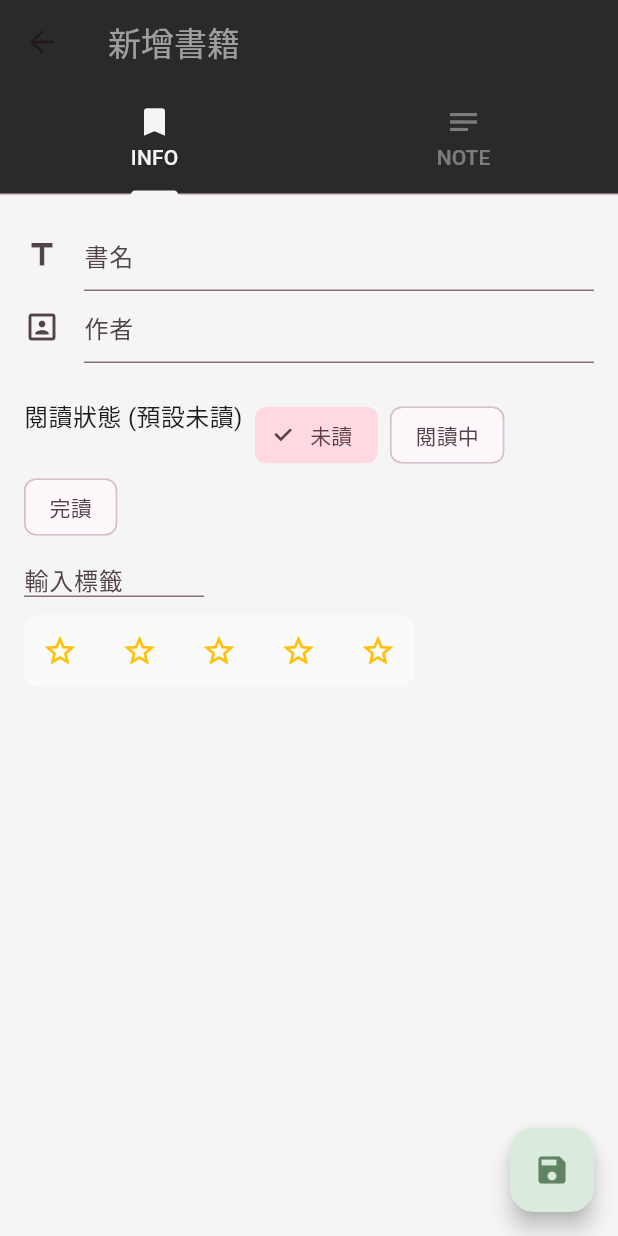
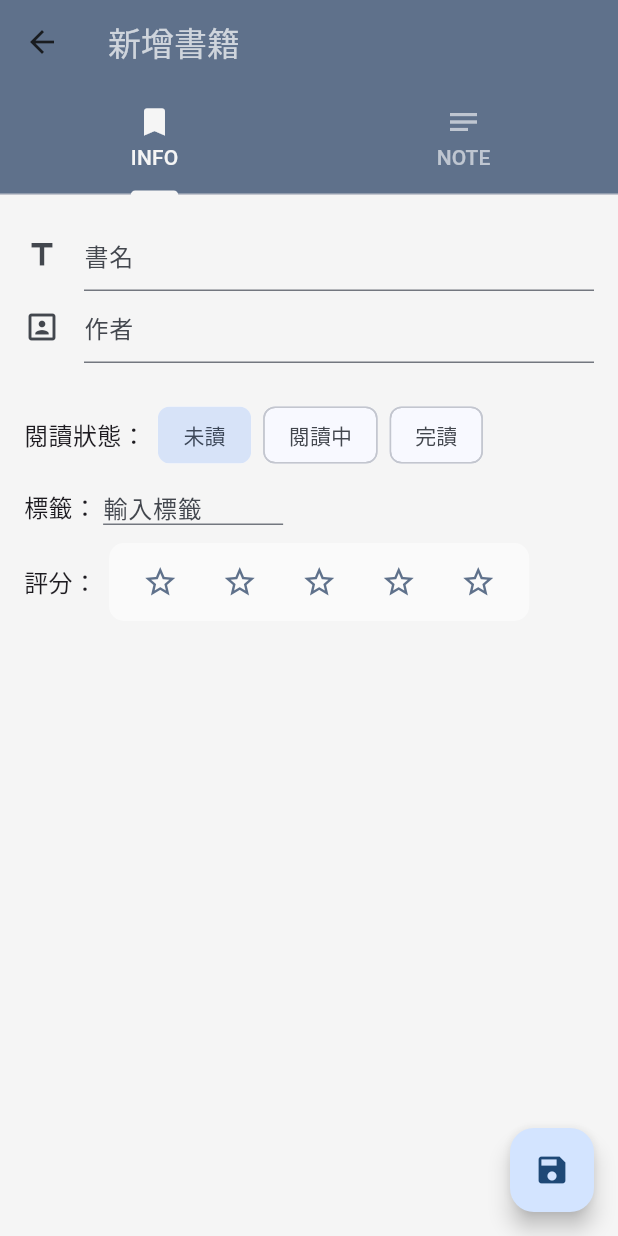
Before and after one commit to jasmine-yc/book-tracker, a Flutter app: the screen it shows after launch, after a tap on the "add" icon, on a phone screen of 412 x 824 dp. Run offline on Flutter 3.47's test engine with Material 3 defaults, Android fonts, the phone set to English and light mode, and no system bars; our stand-ins replace flutter_riverpod, flutter_typeahead, google_fonts, hive, hive_flutter; accounts and stored records are empty.

Commit message:
change UI to blue

```diff
--- a/color-suggestion.txt
+++ b/color-suggestion.txt
@@ -14,3 +14,5 @@ Scaffold 背景	Color(0xFFFFF8E1)（淡米色）	紙張質感
 更深藍 Color.fromARGB(255, 39, 46, 59),
 亮藍色Color.fromARGB(255, 217, 227, 255)
 紅色 Color.fromARGB(255, 205, 127, 127)
+藍色 Color.fromARGB(255, 95, 113, 139)
+oreo 黑色 Color.fromARGB(255, 41, 43, 42)
--- a/lib/main.dart
+++ b/lib/main.dart
@@ -33,7 +33,7 @@ class MyApp extends StatelessWidget {
       home:LibraryPage(),
       color: Colors.grey[850],
       theme:ThemeData(
-        colorSchemeSeed: Colors.black,
+        colorSchemeSeed: Color.fromARGB(255, 95, 113, 139),
         textTheme: GoogleFonts.notoSerifTcTextTheme(),
       )
     );
--- a/lib/pages/edit_page.dart
+++ b/lib/pages/edit_page.dart
@@ -53,10 +53,8 @@ class _EditPageState extends ConsumerState<EditPage>
         ref
             .read(selectedTagsProvider.notifier)
             .setTags(widget.book!.tags ?? []);
-      }else{
-        ref
-          .read(selectedTagsProvider.notifier)
-          .setTags([]);
+      } else {
+        ref.read(selectedTagsProvider.notifier).setTags([]);
       }
     });
   }
@@ -77,7 +75,7 @@ class _EditPageState extends ConsumerState<EditPage>
 
     final selectedNotifier = ref.read(selectedTagsProvider.notifier);
     final selectedTags = ref.read(selectedTagsProvider);
-    final allTagsNotifier= ref.read(allTagsProvider.notifier);
+    final allTagsNotifier = ref.read(allTagsProvider.notifier);
 
     if (!selectedTags.contains(text)) {
       selectedNotifier.addTag(text);
@@ -93,7 +91,7 @@ class _EditPageState extends ConsumerState<EditPage>
 
   // 儲存書籍並回傳結果
   Future<void> saveBook() async {
-    print("🔥 saveBook 有被呼叫");
+    print("saveBook 有被呼叫");
     // 收起鍵盤
     FocusScope.of(context).unfocus();
     final tags = ref.read(selectedTagsProvider);
@@ -148,13 +146,14 @@ class _EditPageState extends ConsumerState<EditPage>
     return Scaffold(
       backgroundColor: Colors.grey[100],
       appBar: AppBar(
-        backgroundColor: const Color.fromARGB(255, 41, 43, 42),
+        backgroundColor: const Color.fromARGB(255, 95, 113, 139),
         title: Text(
           widget.book == null ? "新增書籍" : widget.book!.title,
-          style: TextStyle(color: Colors.white54),
+          style: TextStyle(color: Colors.white70),
+          // Colors.white54
         ),
         bottom: TabBar(
-          unselectedLabelColor: Colors.white38,
+          unselectedLabelColor: Colors.white60,
           labelColor: Colors.grey[100],
           indicatorColor: Colors.grey[100],
           controller: _tabController,
@@ -215,10 +214,12 @@ class _EditPageState extends ConsumerState<EditPage>
                     SizedBox(height: 24),
                     Wrap(
                       spacing: 8,
+                      crossAxisAlignment: WrapCrossAlignment.center,
                       children: [
-                        Text('閱讀狀態 (預設未讀)', style: TextStyle(fontSize: 16.0)),
+                        Text('閱讀狀態：', style: TextStyle(fontSize: 16.0)),
                         ChoiceChip(
                           label: Text('未讀'),
+                          showCheckmark: false,
                           selected: _status == BookStatus.unRead,
                           onSelected: (_) {
                             setState(() {
@@ -228,6 +229,7 @@ class _EditPageState extends ConsumerState<EditPage>
                         ),
                         ChoiceChip(
                           label: Text('閱讀中'),
+                          showCheckmark: false,
                           selected: _status == BookStatus.reading,
                           onSelected: (_) {
                             setState(() {
@@ -237,6 +239,7 @@ class _EditPageState extends ConsumerState<EditPage>
                         ),
                         ChoiceChip(
                           label: Text('完讀'),
+                          showCheckmark: false,
                           selected: _status == BookStatus.finished,
                           onSelected: (_) {
                             setState(() {
@@ -280,7 +283,9 @@ class _EditPageState extends ConsumerState<EditPage>
                         return Wrap(
                           spacing: 4,
                           runSpacing: 4,
+                          crossAxisAlignment: WrapCrossAlignment.center,
                           children: [
+                            Text('標籤：', style:TextStyle(fontSize:16.0)),
                             // 已選標籤
                             ...selectedTags.map(
                               (tag) => Chip(
@@ -290,6 +295,7 @@ class _EditPageState extends ConsumerState<EditPage>
                                 onDeleted: () => _removeTag(tag),
                               ),
                             ),
+
                             // 輸入框
                             SizedBox(
                               width: 120,
@@ -311,10 +317,19 @@ class _EditPageState extends ConsumerState<EditPage>
                       },
                     ),
                     SizedBox(height: 12),
+                    Wrap(
+                      crossAxisAlignment: WrapCrossAlignment.center,
+                      spacing: 8,
+                      children: [
+                        Text('評分：', style: TextStyle(fontSize: 16)),
                         Container(
-                      decoration:BoxDecoration(
+                          decoration: BoxDecoration(
                             borderRadius: BorderRadius.all(Radius.circular(10)),
                             color: Colors.white54,
+                          ),
+                          padding: EdgeInsets.symmetric(
+                            vertical: 2,
+                            horizontal: 10,
                           ),
                           child: Wrap(
                             spacing: 5,
@@ -324,7 +339,7 @@ class _EditPageState extends ConsumerState<EditPage>
                                 constraints: BoxConstraints(),
                                 icon: Icon(
                                   index < rate ? Icons.star : Icons.star_border,
-                              color: Colors.amber,
+                                  color: Color.fromARGB(255, 95, 113, 139),
                                 ),
                                 onPressed: () {
                                   setState(() {
@@ -334,6 +349,8 @@ class _EditPageState extends ConsumerState<EditPage>
                               );
                             }),
                           ),
+                        ),
+                      ],
                     ),
                   ],
                 ),
@@ -359,12 +376,12 @@ class _EditPageState extends ConsumerState<EditPage>
         // TAB 1
       ),
       floatingActionButton: FloatingActionButton(
-        backgroundColor: Color.fromARGB(255, 218, 235, 222),
+        //backgroundColor: Color.fromARGB(255, 218, 229, 235),
         onPressed: () {
           saveBook();
           print('save button pressed');
         },
-        child: const Icon(Icons.save, color: Color.fromARGB(255, 96, 132, 98),),
+        child: const Icon(Icons.save),
       ),
     );
   }
--- a/lib/pages/library_page.dart
+++ b/lib/pages/library_page.dart
@@ -90,18 +90,18 @@ class _LibraryPageState extends ConsumerState<LibraryPage> {
     return Scaffold(
       backgroundColor: Colors.grey[100],
 
-      // appBar: AppBar(
-      //   leading: Image.asset("assets/icon/app_icon.jpg"),
-      //   backgroundColor: Color.fromARGB(255, 218, 235, 222),
-      //   centerTitle: true,
-      //   title: const Text(
-      //     '記下看過的書',
-      //     style: TextStyle(
-      //       color: Color.fromARGB(255, 28, 35, 32),
-      //       letterSpacing: 4,
-      //     ),
-      //   ),
-      // ),
+      appBar: AppBar(
+        leading: Image.asset("assets/icon/app_icon.jpg"),
+        backgroundColor: Color.fromARGB(255, 95, 113, 139),
+        centerTitle: true,
+        title: const Text(
+          '記下看過的書',
+          style: TextStyle(
+            color: Colors.white,
+            letterSpacing: 4,
+          ),
+        ),
+      ),
       body: Column(
         children: [
           // 搜尋框
@@ -275,7 +275,7 @@ class _LibraryPageState extends ConsumerState<LibraryPage> {
       ),
       // 新增書本懸浮紐 自動建立空資料
       floatingActionButton: FloatingActionButton(
-        backgroundColor: const Color.fromARGB(255, 96, 132, 98),
+        backgroundColor: const Color.fromARGB(255, 77, 77, 79),
         onPressed: () async {
           // 導航到編輯頁面
           navigateToEditPage(context);
```
Lines whose indentation alone changed are shown as unchanged.
